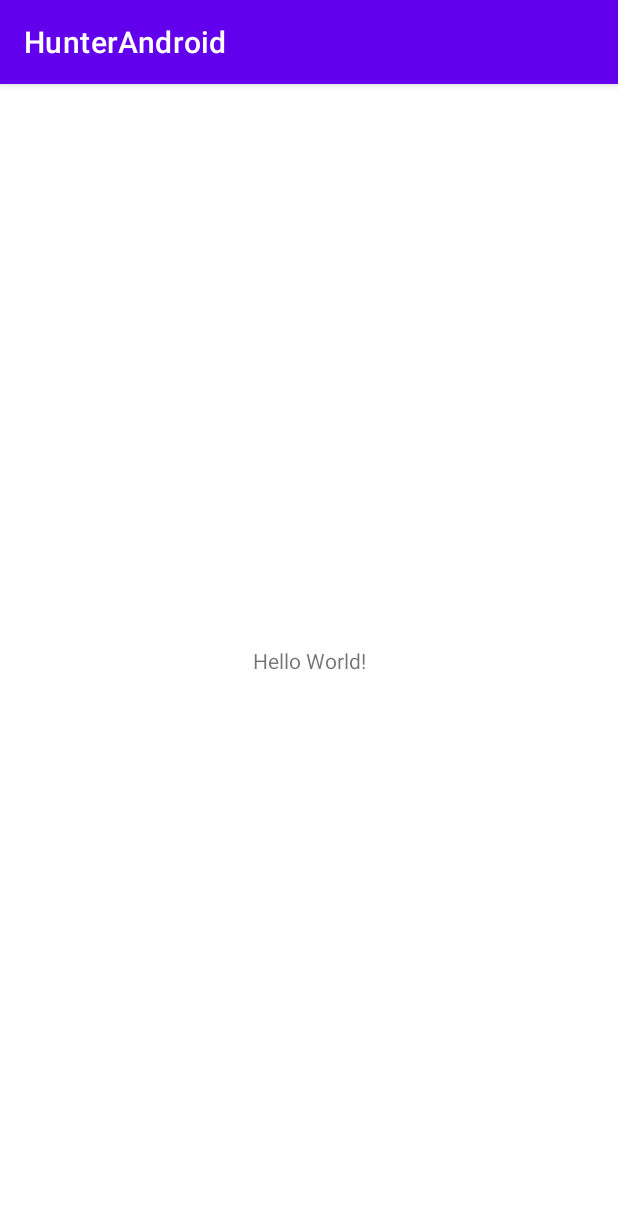
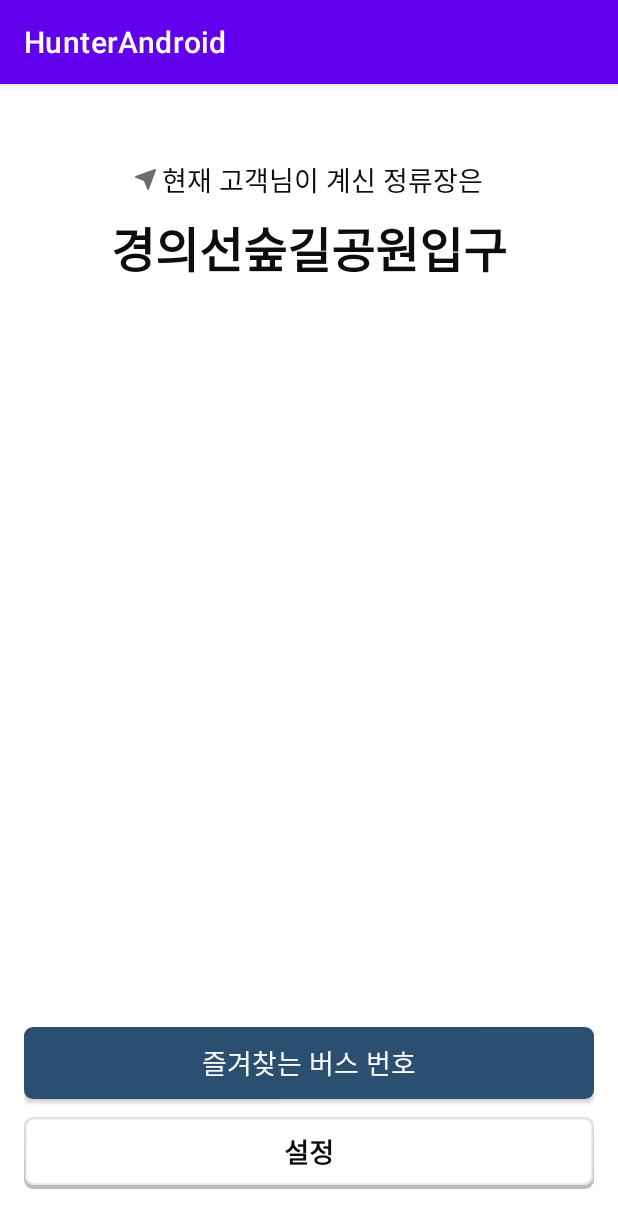
Before and after one commit to JunctionX-Hunter/JunctionX-Hunter-Android, an Android app: the screen it shows after launch (MainActivity), on a phone screen of 412 x 824 dp. Shown: the top 1228 px of the screen. Run offline under Robolectric (Android 15) with nearby library versions, the phone set to English and light mode, and no system bars; our stand-ins replace Timber.

Commit message:
메인화면 레이아웃을 추가합니다.

```diff
--- /dev/null
+++ b/app/src/main/res/drawable-v24/background_bluegray_button.xml
@@ -0,0 +1,12 @@
+<?xml version="1.0" encoding="utf-8"?>
+<layer-list xmlns:android="http://schemas.android.com/apk/res/android">
+
+    <item>
+
+        <shape>
+            <corners android:radius="6dp" />
+            <solid android:color="#2A4F71" />
+        </shape>
+    </item>
+
+</layer-list>
--- /dev/null
+++ b/app/src/main/res/drawable/background_white_button.xml
@@ -0,0 +1,22 @@
+<?xml version="1.0" encoding="utf-8"?>
+<layer-list xmlns:android="http://schemas.android.com/apk/res/android">
+
+    <item>
+
+        <shape>
+            <padding
+                android:bottom="3dp"
+                android:left="1dp"
+                android:right="1dp"
+                android:top="1dp" />
+            <gradient
+                android:angle="90"
+                android:endColor="#dddddd"
+                android:startColor="#44000000" />
+            <corners android:radius="6dp" />
+        </shape>
+    </item>
+
+    <item android:drawable="@drawable/shadow_button" />
+
+</layer-list>
--- /dev/null
+++ b/app/src/main/res/drawable/icon_location.xml
@@ -0,0 +1,9 @@
+<vector xmlns:android="http://schemas.android.com/apk/res/android"
+    android:width="14dp"
+    android:height="14dp"
+    android:viewportWidth="14"
+    android:viewportHeight="14">
+  <path
+      android:pathData="M0.0001,5.2407C-0.0019,5.3589 0.0322,5.4749 0.0977,5.5734C0.1633,5.6718 0.2571,5.748 0.367,5.7919L5.9672,8.0323L8.2076,13.6331C8.2509,13.7414 8.3257,13.8343 8.4222,13.8997C8.5188,13.9651 8.6328,14 8.7495,14H8.7588C8.877,13.9981 8.9917,13.9604 9.088,13.8919C9.1842,13.8234 9.2574,13.7272 9.2978,13.6162L13.9641,0.7837C14.0023,0.6793 14.0099,0.5662 13.986,0.4576C13.962,0.3491 13.9075,0.2496 13.829,0.171C13.7504,0.0924 13.651,0.0378 13.5425,0.0138C13.4339,-0.0102 13.3208,-0.0028 13.2163,0.0354L0.3839,4.7017C0.2728,4.7422 0.1766,4.8155 0.1081,4.9118C0.0396,5.0082 0.0019,5.123 0.0001,5.2413V5.2407Z"
+      android:fillColor="#6D6D6D"/>
+</vector>
--- /dev/null
+++ b/app/src/main/res/drawable/shadow_button.xml
@@ -0,0 +1,17 @@
+<vector xmlns:android="http://schemas.android.com/apk/res/android"
+    android:width="328dp"
+    android:height="48dp"
+    android:viewportWidth="328"
+    android:viewportHeight="48">
+
+    <group>
+        <clip-path android:pathData="M6 0H322C325.314 0 328 2.68629 328 6V42C328 45.3137 325.314 48 322 48H6C2.68629 48 0 45.3137 0 42V6C0 2.68629 2.68629 0 6 0Z" />
+        <path
+            android:fillColor="#FFFFFF"
+            android:pathData="M0 0V48H328V0" />
+        <path
+            android:pathData="M6 0H322C325.314 0 328 2.68629 328 6V42C328 45.3137 325.314 48 322 48H6C2.68629 48 0 45.3137 0 42V6C0 2.68629 2.68629 0 6 0Z"
+            android:strokeWidth="2"
+            android:strokeColor="#E4E4E4" />
+    </group>
+</vector>
--- a/app/src/main/res/layout/activity_main.xml
+++ b/app/src/main/res/layout/activity_main.xml
@@ -4,15 +4,76 @@
     xmlns:tools="http://schemas.android.com/tools"
     android:layout_width="match_parent"
     android:layout_height="match_parent"
+    android:background="#ffffff"
+    android:paddingStart="16dp"
+    android:paddingEnd="16dp"
     tools:context=".MainActivity">
 
-  <TextView
+    <androidx.appcompat.widget.AppCompatTextView
+        android:id="@+id/bus_stop_title"
         android:layout_width="wrap_content"
         android:layout_height="wrap_content"
-    android:text="Hello World!"
-    app:layout_constraintBottom_toBottomOf="parent"
-    app:layout_constraintLeft_toLeftOf="parent"
-    app:layout_constraintRight_toRightOf="parent"
+        android:layout_marginTop="50dp"
+        android:drawablePadding="4dp"
+        android:text="현재 고객님이 계신 정류장은"
+        android:textColor="#0D0D0D"
+        android:textSize="18dp"
+        app:drawableStartCompat="@drawable/icon_location"
+        app:layout_constraintEnd_toEndOf="parent"
+        app:layout_constraintStart_toStartOf="parent"
         app:layout_constraintTop_toTopOf="parent" />
 
+    <androidx.appcompat.widget.AppCompatTextView
+        android:id="@+id/bus_stop_display"
+        android:layout_width="wrap_content"
+        android:layout_height="wrap_content"
+        android:layout_marginTop="8dp"
+        android:text="경의선숲길공원입구"
+        android:textColor="#0D0D0D"
+        android:textSize="32dp"
+        android:textStyle="bold"
+        app:layout_constraintEnd_toEndOf="parent"
+        app:layout_constraintStart_toStartOf="parent"
+        app:layout_constraintTop_toBottomOf="@id/bus_stop_title" />
+
+    <!-- TODO -->
+    <View
+        android:layout_width="0dp"
+        android:layout_height="0dp"
+        app:layout_constraintBottom_toTopOf="@id/favorite"
+        app:layout_constraintEnd_toEndOf="parent"
+        app:layout_constraintStart_toStartOf="parent"
+        app:layout_constraintTop_toBottomOf="@id/bus_stop_display" />
+
+    <androidx.appcompat.widget.AppCompatButton
+        android:id="@+id/favorite"
+        android:layout_width="0dp"
+        android:layout_height="48dp"
+        android:layout_marginBottom="12dp"
+        android:background="@drawable/background_bluegray_button"
+        android:clipToPadding="false"
+        android:elevation="5dp"
+        android:text="즐겨찾는 버스 번호"
+        android:textColor="#ffffff"
+        android:textSize="18dp"
+        app:layout_constraintBottom_toTopOf="@id/setting"
+        app:layout_constraintEnd_toEndOf="parent"
+        app:layout_constraintStart_toStartOf="parent" />
+
+    <androidx.appcompat.widget.AppCompatButton
+        android:id="@+id/setting"
+        android:layout_width="0dp"
+        android:layout_height="48dp"
+        android:layout_marginBottom="31dp"
+        android:background="@drawable/background_white_button"
+        android:clipToPadding="false"
+        android:elevation="5dp"
+        android:text="설정"
+        android:textColor="#0d0d0d"
+        android:textSize="18dp"
+        android:textStyle="bold"
+        app:layout_constraintBottom_toBottomOf="parent"
+        app:layout_constraintEnd_toEndOf="parent"
+        app:layout_constraintStart_toStartOf="parent" />
+
 </androidx.constraintlayout.widget.ConstraintLayout>
```
Lines whose indentation alone changed are shown as unchanged.
